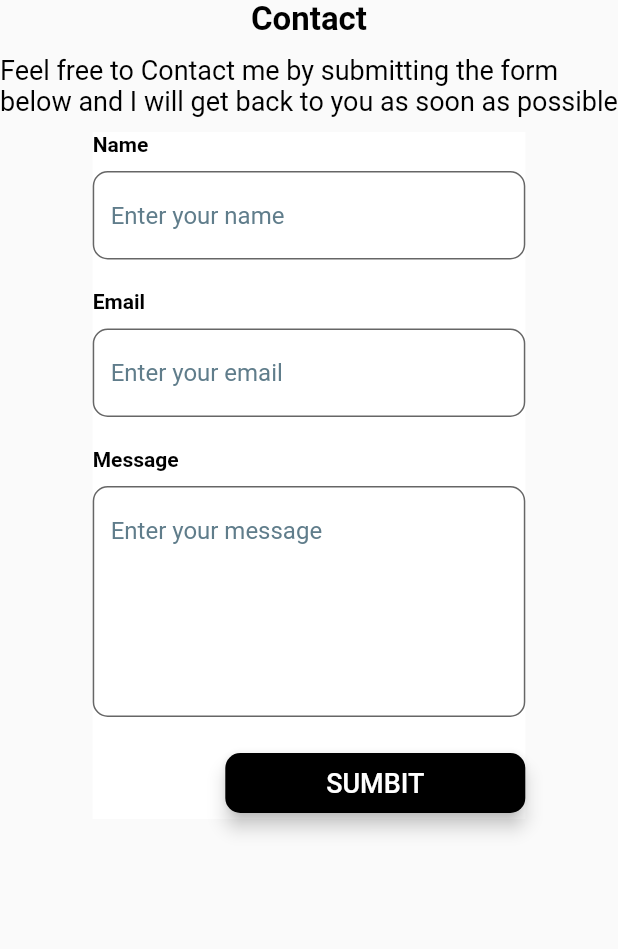
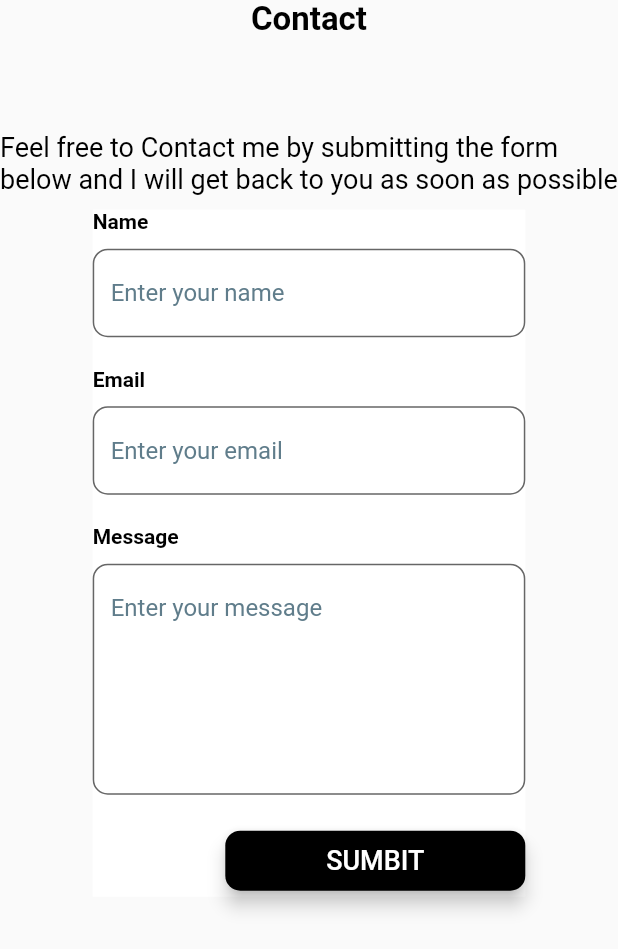
Before and after one commit to vpsines/my-portfolio, a Flutter app: the Contact widget shown alone on an empty page, opened directly, on a phone screen of 412 x 824 dp. Shown: the top 949 px of the screen. Run offline on Flutter 3.47's test engine with Material 2 defaults, Android fonts, the phone set to English and light mode, and no system bars.

Commit message:
feat: updated contact

```diff
--- a/lib/widgets/body/contact/contact.dart
+++ b/lib/widgets/body/contact/contact.dart
@@ -35,9 +35,9 @@ class _ContactState extends State<Contact> {
           style: TextStyle(
               fontSize: 22, fontWeight: FontWeight.w700, color: Colors.black),
         ),
-        const SizedBox(
-          height: 10,
-        ),
+        SizedBox(
+              height: size.height * 0.075,
+            ),
         const Text(
           "Feel free to Contact me by submitting the form below and I will get back to you as soon as possible",
           style: TextStyle(
@@ -78,7 +78,10 @@ class _ContactState extends State<Contact> {
                   )
                 ],
               )),
-        )
+        ),
+         SizedBox(
+          height: size.height * 0.1,
+        ),
       ],
     );
   }
```
